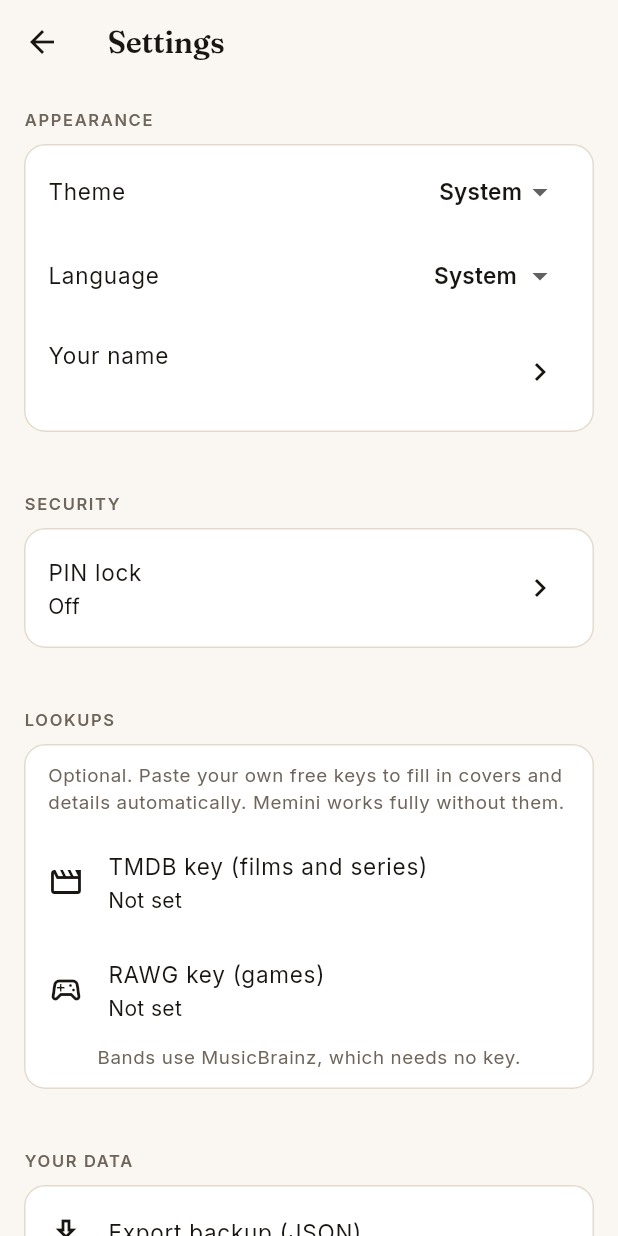
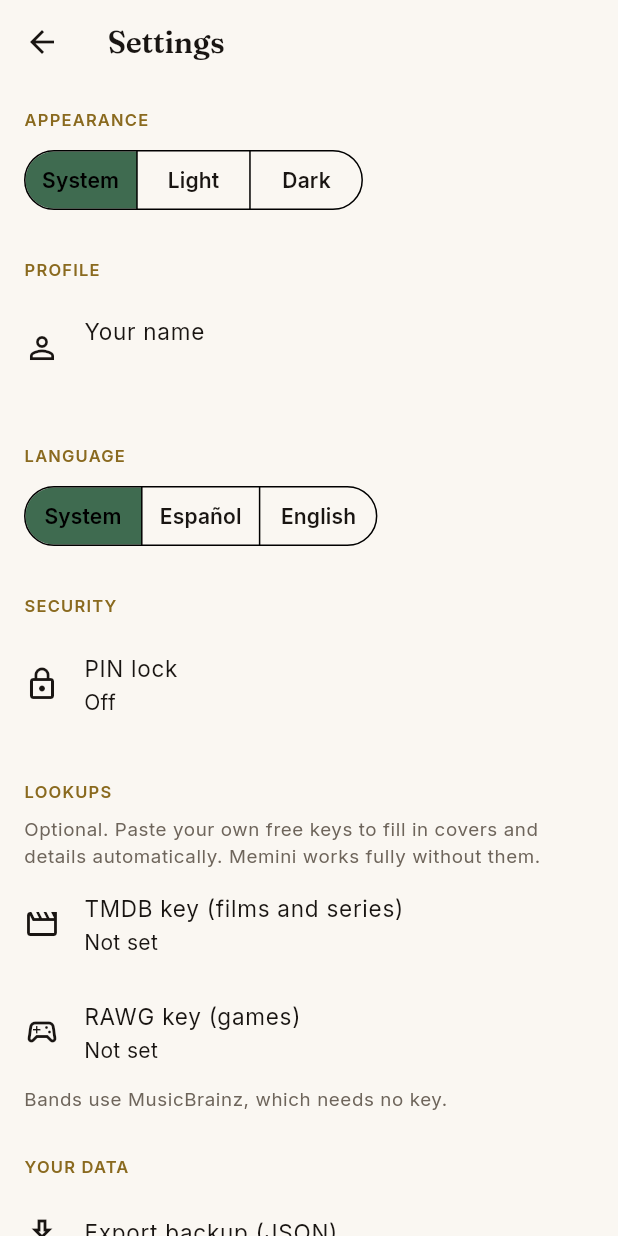
Before and after one commit to iezappa/memini, a Flutter app: the SettingsScreen screen opened directly, on a phone screen of 412 x 824 dp. Run offline on Flutter 3.47's test engine with Material 3 defaults, Android fonts, the phone set to English and light mode, and no system bars; our stand-ins replace drift, drift_flutter, file_picker, flutter_riverpod, flutter_secure_storage, go_router and 3 more; accounts and stored records are empty; generated files the repository leaves out were written again.

Commit message:
refactor(settings): adopt the shared flat settings layout
The settings screen boxed each section in a Card, which no other app in
the family does. Terapia is the reference: one flat column, each section
opened by an uppercase label, controls sitting straight on the page.

- _Section drops the Card and is now its label plus its children.
- SectionLabel takes the reference styling (primary colour, letter
  spacing, semibold) and carries its own trailing gap, so callers cannot
  space it differently from one screen to the next.
- Gap.section (28) names the space between sections; it was a bare
  SizedBox in the reference.
- Appearance splits into Appearance / Profile / Language, matching the
  standard section order, and theme and language move from dropdowns to
  SegmentedButtons so the options read without opening anything.
- Every tile sits flush against the page gutter.
- Support gets its own section heading. Its card stays a card: it is one
  block of copy with two buttons, not a list of rows.
- The disclaimer is printed in full instead of hiding behind a tile that
  opens a dialog. A disclaimer you must tap to read is one nobody reads.

Four widget tests pin the layout down, because a standard that nothing
fails on is a suggestion.

```diff
--- a/apps/client/lib/core/theme/tokens.dart
+++ b/apps/client/lib/core/theme/tokens.dart
@@ -41,6 +41,9 @@ abstract final class Gap {
   static const lg = 24.0;
   static const xl = 40.0;
 
+  /// The air between two settings sections.
+  static const section = 28.0;
+
   static const hXs = SizedBox(width: xs);
   static const hSm = SizedBox(width: sm);
   static const hMd = SizedBox(width: md);
@@ -49,6 +52,7 @@ abstract final class Gap {
   static const vMd = SizedBox(height: md);
   static const vLg = SizedBox(height: lg);
   static const vXl = SizedBox(height: xl);
+  static const vSection = SizedBox(height: section);
 }
 
 abstract final class Radii {
--- a/apps/client/lib/features/settings/presentation/settings_screen.dart
+++ b/apps/client/lib/features/settings/presentation/settings_screen.dart
@@ -34,16 +34,20 @@ class SettingsScreen extends ConsumerWidget {
             children: const [
               Gap.vMd,
               _AppearanceSection(),
-              Gap.vXl,
+              Gap.vSection,
+              _ProfileSection(),
+              Gap.vSection,
+              _LanguageSection(),
+              Gap.vSection,
               _SecuritySection(),
-              Gap.vXl,
+              Gap.vSection,
               _LookupsSection(),
-              Gap.vXl,
+              Gap.vSection,
               _DataSection(),
-              Gap.vXl,
+              Gap.vSection,
+              _SupportSection(),
+              Gap.vSection,
               _AboutSection(),
-              Gap.vMd,
-              SupportProjectsCard(),
             ],
           ),
         ),
@@ -52,6 +56,13 @@ class SettingsScreen extends ConsumerWidget {
   }
 }
 
+/// A settings section: an uppercase label, then its controls sitting straight
+/// on the page.
+///
+/// Deliberately not a card. Grouping every section in its own box adds a
+/// border and an inset for each one, and on a screen that is mostly one-line
+/// rows that reads as clutter rather than structure. The label and the page
+/// gutter carry the grouping instead.
 class _Section extends StatelessWidget {
   const _Section({required this.title, required this.children});
 
@@ -62,16 +73,7 @@ class _Section extends StatelessWidget {
   Widget build(BuildContext context) {
     return Column(
       crossAxisAlignment: CrossAxisAlignment.start,
-      children: [
-        SectionLabel(title),
-        Gap.vSm,
-        Card(
-          child: Padding(
-            padding: const EdgeInsets.symmetric(vertical: Gap.xs),
-            child: Column(children: children),
-          ),
-        ),
-      ],
+      children: [SectionLabel(title), ...children],
     );
   }
 }
@@ -83,58 +85,77 @@ class _AppearanceSection extends ConsumerWidget {
   Widget build(BuildContext context, WidgetRef ref) {
     final l10n = AppLocalizations.of(context);
     final themeMode = ref.watch(themeModeProvider);
-    final locale = ref.watch(localeProvider);
-    final name = ref.watch(displayNameProvider);
 
     return _Section(
       title: l10n.settingsAppearance,
       children: [
-        ListTile(
-          title: Text(l10n.settingsTheme),
-          trailing: DropdownButton<ThemeMode>(
-            value: themeMode,
-            underline: const SizedBox.shrink(),
-            onChanged: (value) => value == null
-                ? null
-                : ref.read(themeModeProvider.notifier).set(value),
-            items: [
-              DropdownMenuItem(
+        // Three fixed choices, so the whole set is visible at once instead of
+        // hidden behind a dropdown that has to be opened to be read.
+        SegmentedButton<ThemeMode>(
+          segments: [
+            ButtonSegment(
               value: ThemeMode.system,
-                child: Text(l10n.themeSystem),
+              label: Text(l10n.themeSystem),
             ),
-              DropdownMenuItem(
-                value: ThemeMode.light,
-                child: Text(l10n.themeLight),
-              ),
-              DropdownMenuItem(
-                value: ThemeMode.dark,
-                child: Text(l10n.themeDark),
+            ButtonSegment(value: ThemeMode.light, label: Text(l10n.themeLight)),
+            ButtonSegment(value: ThemeMode.dark, label: Text(l10n.themeDark)),
+          ],
+          selected: {themeMode},
+          showSelectedIcon: false,
+          onSelectionChanged: (selection) =>
+              ref.read(themeModeProvider.notifier).set(selection.first),
         ),
       ],
+    );
+  }
+}
+
+class _LanguageSection extends ConsumerWidget {
+  const _LanguageSection();
+
+  @override
+  Widget build(BuildContext context, WidgetRef ref) {
+    final l10n = AppLocalizations.of(context);
+    final locale = ref.watch(localeProvider);
+
+    return _Section(
+      title: l10n.settingsLanguage,
+      children: [
+        SegmentedButton<String>(
+          segments: [
+            ButtonSegment(value: 'system', label: Text(l10n.languageSystem)),
+            const ButtonSegment(value: 'es', label: Text('Español')),
+            const ButtonSegment(value: 'en', label: Text('English')),
+          ],
+          selected: {locale?.languageCode ?? 'system'},
+          showSelectedIcon: false,
+          onSelectionChanged: (selection) => ref
+              .read(localeProvider.notifier)
+              .set(
+                selection.first == 'system' ? null : Locale(selection.first),
               ),
         ),
+      ],
+    );
+  }
+}
+
+class _ProfileSection extends ConsumerWidget {
+  const _ProfileSection();
+
+  @override
+  Widget build(BuildContext context, WidgetRef ref) {
+    final l10n = AppLocalizations.of(context);
+    final name = ref.watch(displayNameProvider);
+
+    return _Section(
+      title: l10n.settingsProfile,
+      children: [
         ListTile(
-          title: Text(l10n.settingsLanguage),
-          trailing: DropdownButton<String>(
-            value: locale?.languageCode ?? 'system',
-            underline: const SizedBox.shrink(),
-            onChanged: (value) => ref
-                .read(localeProvider.notifier)
-                .set(value == 'system' ? null : Locale(value!)),
-            items: [
-              DropdownMenuItem(
-                value: 'system',
-                child: Text(l10n.languageSystem),
-              ),
-              const DropdownMenuItem(value: 'es', child: Text('Español')),
-              const DropdownMenuItem(value: 'en', child: Text('English')),
-            ],
-          ),
-        ),
-        ListTile(
+          contentPadding: EdgeInsets.zero,
+          leading: const Icon(Icons.person_outline),
           title: Text(l10n.settingsDisplayName),
           subtitle: Text(name ?? l10n.settingsDisplayNameHint),
-          trailing: const Icon(Icons.chevron_right),
           onTap: () => _editName(context, ref, name),
         ),
       ],
@@ -188,11 +209,12 @@ class _SecuritySection extends ConsumerWidget {
       title: l10n.settingsSecurity,
       children: [
         ListTile(
+          contentPadding: EdgeInsets.zero,
+          leading: const Icon(Icons.lock_outline),
           title: Text(l10n.settingsPinLock),
           subtitle: Text(
             enabled ? l10n.settingsPinLockOn : l10n.settingsPinLockOff,
           ),
-          trailing: const Icon(Icons.chevron_right),
           onTap: () => _managePin(context, ref, enabled),
         ),
       ],
@@ -374,16 +396,14 @@ class _LookupsSection extends ConsumerWidget {
     return _Section(
       title: l10n.settingsLookups,
       children: [
-        Padding(
-          padding: const EdgeInsets.fromLTRB(Gap.md, Gap.sm, Gap.md, Gap.sm),
-          child: Text(
+        Text(
           l10n.settingsLookupsBody,
           style: context.text.bodySmall?.copyWith(
             color: context.semantics.muted,
           ),
         ),
-        ),
         ListTile(
+          contentPadding: EdgeInsets.zero,
           leading: const Icon(Icons.movie_outlined),
           title: Text(l10n.settingsTmdbKey),
           // The key itself is never echoed back: knowing it is set is all the
@@ -400,6 +420,7 @@ class _LookupsSection extends ConsumerWidget {
           ),
         ),
         ListTile(
+          contentPadding: EdgeInsets.zero,
           leading: const Icon(Icons.sports_esports_outlined),
           title: Text(l10n.settingsRawgKey),
           subtitle: Text(
@@ -413,13 +434,10 @@ class _LookupsSection extends ConsumerWidget {
             onSave: ref.read(rawgApiKeyProvider.notifier).set,
           ),
         ),
-        Padding(
-          padding: const EdgeInsets.fromLTRB(Gap.md, 0, Gap.md, Gap.sm),
-          child: Text(
+        Text(
           l10n.settingsMusicBrainzNote,
           style: context.text.bodySmall?.copyWith(
             color: context.semantics.muted,
-            ),
           ),
         ),
       ],
@@ -438,16 +456,19 @@ class _DataSection extends ConsumerWidget {
       title: l10n.settingsData,
       children: [
         ListTile(
+          contentPadding: EdgeInsets.zero,
           leading: const Icon(Icons.download_outlined),
           title: Text(l10n.exportJson),
           onTap: () => _export(context, ref, asCsv: false),
         ),
         ListTile(
+          contentPadding: EdgeInsets.zero,
           leading: const Icon(Icons.table_chart_outlined),
           title: Text(l10n.exportCsv),
           onTap: () => _export(context, ref, asCsv: true),
         ),
         ListTile(
+          contentPadding: EdgeInsets.zero,
           leading: const Icon(Icons.upload_outlined),
           title: Text(l10n.importJson),
           onTap: () => _import(context, ref),
@@ -549,6 +570,22 @@ class _DataSection extends ConsumerWidget {
   }
 }
 
+/// The support links, under their own heading like every other section.
+///
+/// The card stays a card here: it is one block of copy plus two buttons, not
+/// a list of rows, so it does not fight the flat layout around it.
+class _SupportSection extends StatelessWidget {
+  const _SupportSection();
+
+  @override
+  Widget build(BuildContext context) {
+    return _Section(
+      title: AppLocalizations.of(context).settingsSupport,
+      children: const [SupportProjectsCard()],
+    );
+  }
+}
+
 class _AboutSection extends StatelessWidget {
   const _AboutSection();
 
@@ -559,29 +596,18 @@ class _AboutSection extends StatelessWidget {
     return _Section(
       title: l10n.settingsAbout,
       children: [
-        ListTile(
-          leading: const Icon(Icons.info_outline),
-          title: Text(l10n.disclaimerTitle),
-          subtitle: Text(
+        // Printed in full rather than hidden behind a tile: a disclaimer the
+        // owner has to tap to read is a disclaimer they never read.
+        Text(
           l10n.disclaimerBody,
-            maxLines: 3,
-            overflow: TextOverflow.ellipsis,
-          ),
-          onTap: () => showDialog<void>(
-            context: context,
-            builder: (context) => AlertDialog(
-              title: Text(l10n.disclaimerTitle),
-              content: SingleChildScrollView(child: Text(l10n.disclaimerBody)),
-              actions: [
-                FilledButton(
-                  onPressed: () => Navigator.of(context).pop(),
-                  child: Text(l10n.close),
-                ),
-              ],
+          style: context.text.bodySmall?.copyWith(
+            color: context.semantics.muted,
+            height: 1.45,
           ),
         ),
-        ),
+        Gap.vSm,
         ListTile(
+          contentPadding: EdgeInsets.zero,
           leading: const Icon(Icons.school_outlined),
           title: Text(l10n.tutorialAgain),
           onTap: () => Navigator.of(context).push(
--- a/apps/client/lib/features/shared/widgets.dart
+++ b/apps/client/lib/features/shared/widgets.dart
@@ -32,6 +32,10 @@ class ContentColumn extends StatelessWidget {
 }
 
 /// Small uppercase label that opens a section.
+///
+/// It carries its own trailing gap, so a section is always the label followed
+/// directly by its controls, with nothing in between to drift out of step
+/// from one screen to the next.
 class SectionLabel extends StatelessWidget {
   const SectionLabel(this.text, {super.key});
 
@@ -39,7 +43,17 @@ class SectionLabel extends StatelessWidget {
 
   @override
   Widget build(BuildContext context) {
-    return Text(text.toUpperCase(), style: context.text.labelSmall);
+    return Padding(
+      padding: const EdgeInsets.only(bottom: Gap.sm),
+      child: Text(
+        text.toUpperCase(),
+        style: context.text.labelSmall?.copyWith(
+          color: context.colors.primary,
+          letterSpacing: 0.8,
+          fontWeight: FontWeight.w600,
+        ),
+      ),
+    );
   }
 }
 
--- a/apps/client/lib/l10n/app_en.arb
+++ b/apps/client/lib/l10n/app_en.arb
@@ -97,6 +97,7 @@
   "statsBest": "Highest rated",
   "statsPerYear": "Rooms per year",
   "settingsAppearance": "Appearance",
+  "settingsProfile": "Profile",
   "settingsTheme": "Theme",
   "themeSystem": "System",
   "themeLight": "Light",
@@ -122,6 +123,7 @@
   "pinWrong": "Wrong PIN.",
   "pinUnlock": "Unlock",
   "settingsData": "Your data",
+  "settingsSupport": "Support",
   "exportJson": "Export backup (JSON)",
   "exportCsv": "Export as spreadsheet (CSV)",
   "importJson": "Import backup",
--- a/apps/client/lib/l10n/app_es.arb
+++ b/apps/client/lib/l10n/app_es.arb
@@ -62,6 +62,7 @@
   "statsBest": "Mejor puntuada",
   "statsPerYear": "Salas por año",
   "settingsAppearance": "Apariencia",
+  "settingsProfile": "Perfil",
   "settingsTheme": "Tema",
   "themeSystem": "Sistema",
   "themeLight": "Claro",
@@ -87,6 +88,7 @@
   "pinWrong": "PIN incorrecto.",
   "pinUnlock": "Desbloquear",
   "settingsData": "Tus datos",
+  "settingsSupport": "Apoyo",
   "exportJson": "Exportar backup (JSON)",
   "exportCsv": "Exportar como planilla (CSV)",
   "importJson": "Importar backup",
--- a/apps/client/lib/l10n/app_localizations.dart
+++ b/apps/client/lib/l10n/app_localizations.dart
@@ -470,6 +470,12 @@ abstract class AppLocalizations {
   /// **'Appearance'**
   String get settingsAppearance;
 
+  /// No description provided for @settingsProfile.
+  ///
+  /// In en, this message translates to:
+  /// **'Profile'**
+  String get settingsProfile;
+
   /// No description provided for @settingsTheme.
   ///
   /// In en, this message translates to:
@@ -619,6 +625,12 @@ abstract class AppLocalizations {
   /// In en, this message translates to:
   /// **'Your data'**
   String get settingsData;
+
+  /// No description provided for @settingsSupport.
+  ///
+  /// In en, this message translates to:
+  /// **'Support'**
+  String get settingsSupport;
 
   /// No description provided for @exportJson.
   ///
--- a/apps/client/lib/l10n/app_localizations_en.dart
+++ b/apps/client/lib/l10n/app_localizations_en.dart
@@ -221,6 +221,9 @@ class AppLocalizationsEn extends AppLocalizations {
   String get settingsAppearance => 'Appearance';
 
   @override
+  String get settingsProfile => 'Profile';
+
+  @override
   String get settingsTheme => 'Theme';
 
   @override
@@ -294,6 +297,9 @@ class AppLocalizationsEn extends AppLocalizations {
 
   @override
   String get settingsData => 'Your data';
+
+  @override
+  String get settingsSupport => 'Support';
 
   @override
   String get exportJson => 'Export backup (JSON)';
--- a/apps/client/lib/l10n/app_localizations_es.dart
+++ b/apps/client/lib/l10n/app_localizations_es.dart
@@ -222,6 +222,9 @@ class AppLocalizationsEs extends AppLocalizations {
   String get settingsAppearance => 'Apariencia';
 
   @override
+  String get settingsProfile => 'Perfil';
+
+  @override
   String get settingsTheme => 'Tema';
 
   @override
@@ -295,6 +298,9 @@ class AppLocalizationsEs extends AppLocalizations {
 
   @override
   String get settingsData => 'Tus datos';
+
+  @override
+  String get settingsSupport => 'Apoyo';
 
   @override
   String get exportJson => 'Exportar backup (JSON)';
```
Also changed, not shown: 1 other file. Lines whose indentation alone changed are shown as unchanged.
